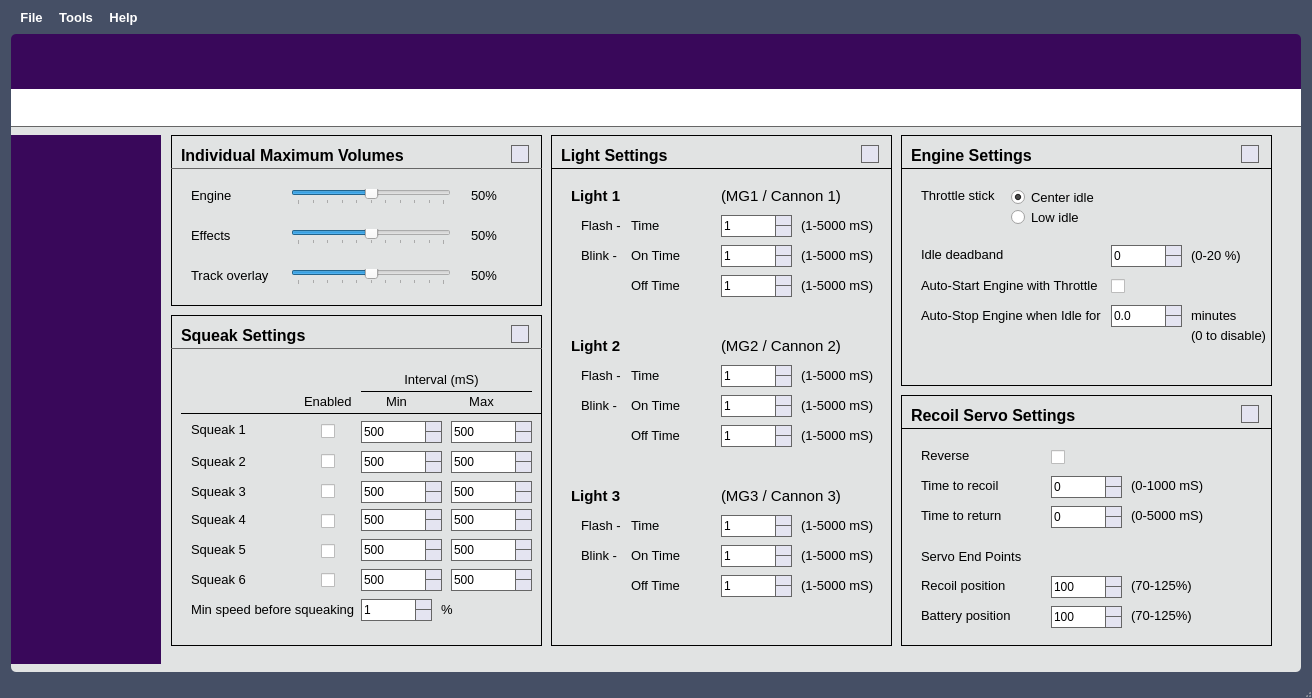
First picture: the form in mainwindow.ui, repository OpenPanzerProject/INICreator, before the edit.
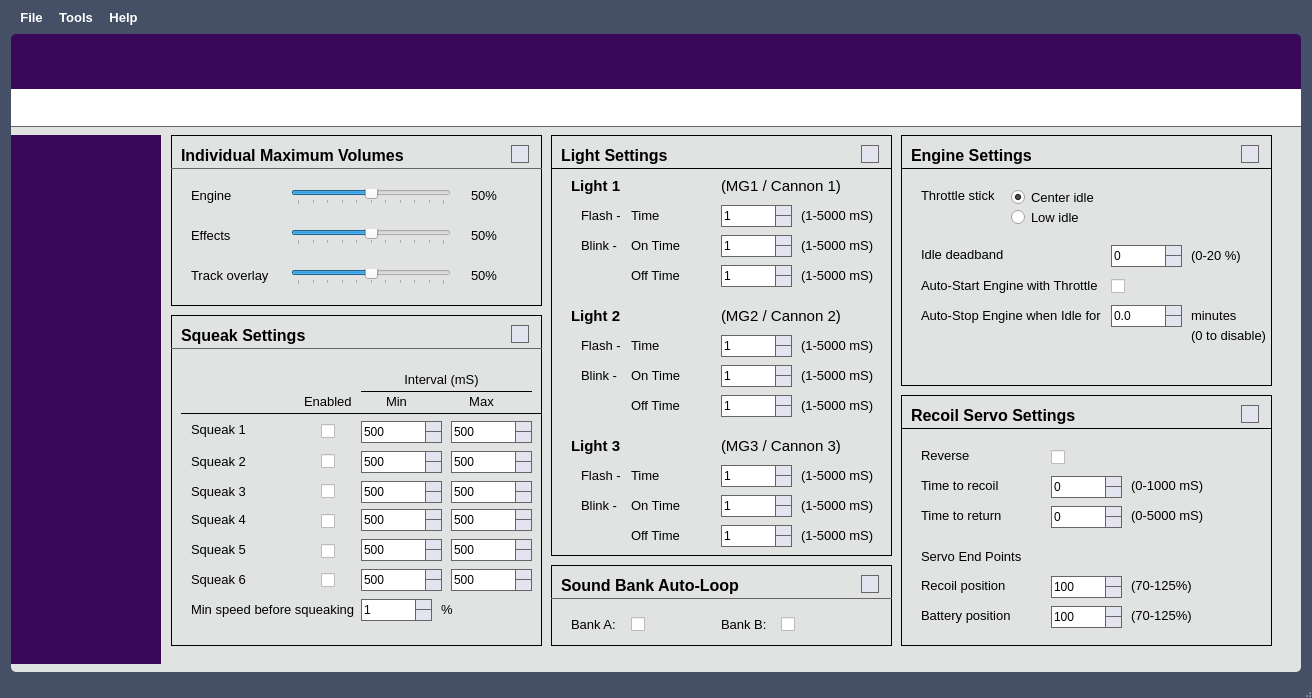
Second picture: the form after the edit. Icons and pictures are not drawn. Custom widgets are drawn as their Qt base class.

Commit message: Add sound-bank functionality - two banks of 20 sounds that can be manipulated like a playlist (play next, previous, random, etc)

Diff of the .ui file:
```diff
--- a/mainwindow.ui
+++ b/mainwindow.ui
@@ -3726,7 +3726,7 @@
                   <x>390</x>
                   <y>0</y>
                   <width>341</width>
-                  <height>511</height>
+                  <height>421</height>
                  </rect>
                 </property>
                 <property name="frameShape">
@@ -3739,7 +3739,7 @@
                  <property name="geometry">
                   <rect>
                    <x>250</x>
-                   <y>230</y>
+                   <y>200</y>
                    <width>81</width>
                    <height>21</height>
                   </rect>
@@ -3757,7 +3757,7 @@
                  <property name="geometry">
                   <rect>
                    <x>250</x>
-                   <y>260</y>
+                   <y>230</y>
                    <width>81</width>
                    <height>21</height>
                   </rect>
@@ -3775,7 +3775,7 @@
                  <property name="geometry">
                   <rect>
                    <x>250</x>
-                   <y>140</y>
+                   <y>130</y>
                    <width>81</width>
                    <height>21</height>
                   </rect>
@@ -3793,7 +3793,7 @@
                  <property name="geometry">
                   <rect>
                    <x>250</x>
-                   <y>290</y>
+                   <y>260</y>
                    <width>81</width>
                    <height>21</height>
                   </rect>
@@ -3811,7 +3811,7 @@
                  <property name="geometry">
                   <rect>
                    <x>20</x>
-                   <y>200</y>
+                   <y>170</y>
                    <width>81</width>
                    <height>21</height>
                   </rect>
@@ -3831,7 +3831,7 @@
                  <property name="geometry">
                   <rect>
                    <x>80</x>
-                   <y>80</y>
+                   <y>70</y>
                    <width>61</width>
                    <height>21</height>
                   </rect>
@@ -3850,7 +3850,7 @@
                  <property name="geometry">
                   <rect>
                    <x>80</x>
-                   <y>140</y>
+                   <y>130</y>
                    <width>61</width>
                    <height>21</height>
                   </rect>
@@ -3868,7 +3868,7 @@
                  <property name="geometry">
                   <rect>
                    <x>30</x>
-                   <y>110</y>
+                   <y>100</y>
                    <width>51</width>
                    <height>21</height>
                   </rect>
@@ -3888,7 +3888,7 @@
                  <property name="geometry">
                   <rect>
                    <x>80</x>
-                   <y>110</y>
+                   <y>100</y>
                    <width>61</width>
                    <height>21</height>
                   </rect>
@@ -3907,7 +3907,7 @@
                  <property name="geometry">
                   <rect>
                    <x>20</x>
-                   <y>50</y>
+                   <y>40</y>
                    <width>81</width>
                    <height>21</height>
                   </rect>
@@ -3927,7 +3927,7 @@
                  <property name="geometry">
                   <rect>
                    <x>170</x>
-                   <y>230</y>
+                   <y>200</y>
                    <width>71</width>
                    <height>22</height>
                   </rect>
@@ -3943,7 +3943,7 @@
                  <property name="geometry">
                   <rect>
                    <x>170</x>
-                   <y>140</y>
+                   <y>130</y>
                    <width>71</width>
                    <height>22</height>
                   </rect>
@@ -3959,7 +3959,7 @@
                  <property name="geometry">
                   <rect>
                    <x>250</x>
-                   <y>110</y>
+                   <y>100</y>
                    <width>81</width>
                    <height>21</height>
                   </rect>
@@ -3977,7 +3977,7 @@
                  <property name="geometry">
                   <rect>
                    <x>80</x>
-                   <y>260</y>
+                   <y>230</y>
                    <width>61</width>
                    <height>21</height>
                   </rect>
@@ -3996,7 +3996,7 @@
                  <property name="geometry">
                   <rect>
                    <x>30</x>
-                   <y>230</y>
+                   <y>200</y>
                    <width>51</width>
                    <height>21</height>
                   </rect>
@@ -4016,7 +4016,7 @@
                  <property name="geometry">
                   <rect>
                    <x>250</x>
-                   <y>80</y>
+                   <y>70</y>
                    <width>81</width>
                    <height>21</height>
                   </rect>
@@ -4034,7 +4034,7 @@
                  <property name="geometry">
                   <rect>
                    <x>80</x>
-                   <y>230</y>
+                   <y>200</y>
                    <width>61</width>
                    <height>21</height>
                   </rect>
@@ -4053,7 +4053,7 @@
                  <property name="geometry">
                   <rect>
                    <x>30</x>
-                   <y>260</y>
+                   <y>230</y>
                    <width>51</width>
                    <height>21</height>
                   </rect>
@@ -4073,7 +4073,7 @@
                  <property name="geometry">
                   <rect>
                    <x>80</x>
-                   <y>290</y>
+                   <y>260</y>
                    <width>61</width>
                    <height>21</height>
                   </rect>
@@ -4091,7 +4091,7 @@
                  <property name="geometry">
                   <rect>
                    <x>170</x>
-                   <y>260</y>
+                   <y>230</y>
                    <width>71</width>
                    <height>22</height>
                   </rect>
@@ -4107,7 +4107,7 @@
                  <property name="geometry">
                   <rect>
                    <x>30</x>
-                   <y>80</y>
+                   <y>70</y>
                    <width>51</width>
                    <height>21</height>
                   </rect>
@@ -4127,7 +4127,7 @@
                  <property name="geometry">
                   <rect>
                    <x>170</x>
-                   <y>290</y>
+                   <y>260</y>
                    <width>71</width>
                    <height>22</height>
                   </rect>
@@ -4143,7 +4143,7 @@
                  <property name="geometry">
                   <rect>
                    <x>170</x>
-                   <y>80</y>
+                   <y>70</y>
                    <width>71</width>
                    <height>22</height>
                   </rect>
@@ -4159,7 +4159,7 @@
                  <property name="geometry">
                   <rect>
                    <x>170</x>
-                   <y>110</y>
+                   <y>100</y>
                    <width>71</width>
                    <height>22</height>
                   </rect>
@@ -4230,7 +4230,7 @@
                  <property name="geometry">
                   <rect>
                    <x>170</x>
-                   <y>50</y>
+                   <y>40</y>
                    <width>131</width>
                    <height>21</height>
                   </rect>
@@ -4250,7 +4250,7 @@
                  <property name="geometry">
                   <rect>
                    <x>170</x>
-                   <y>200</y>
+                   <y>170</y>
                    <width>131</width>
                    <height>21</height>
                   </rect>
@@ -4270,7 +4270,7 @@
                  <property name="geometry">
                   <rect>
                    <x>80</x>
-                   <y>410</y>
+                   <y>360</y>
                    <width>61</width>
                    <height>21</height>
                   </rect>
@@ -4289,7 +4289,7 @@
                  <property name="geometry">
                   <rect>
                    <x>170</x>
-                   <y>440</y>
+                   <y>390</y>
                    <width>71</width>
                    <height>22</height>
                   </rect>
@@ -4305,7 +4305,7 @@
                  <property name="geometry">
                   <rect>
                    <x>170</x>
-                   <y>350</y>
+                   <y>300</y>
                    <width>131</width>
                    <height>21</height>
                   </rect>
@@ -4325,7 +4325,7 @@
                  <property name="geometry">
                   <rect>
                    <x>250</x>
-                   <y>440</y>
+                   <y>390</y>
                    <width>81</width>
                    <height>21</height>
                   </rect>
@@ -4343,7 +4343,7 @@
                  <property name="geometry">
                   <rect>
                    <x>250</x>
-                   <y>380</y>
+                   <y>330</y>
                    <width>81</width>
                    <height>21</height>
                   </rect>
@@ -4361,7 +4361,7 @@
                  <property name="geometry">
                   <rect>
                    <x>20</x>
-                   <y>350</y>
+                   <y>300</y>
                    <width>81</width>
                    <height>21</height>
                   </rect>
@@ -4381,7 +4381,7 @@
                  <property name="geometry">
                   <rect>
                    <x>250</x>
-                   <y>410</y>
+                   <y>360</y>
                    <width>81</width>
                    <height>21</height>
                   </rect>
@@ -4399,7 +4399,7 @@
                  <property name="geometry">
                   <rect>
                    <x>30</x>
-                   <y>410</y>
+                   <y>360</y>
                    <width>51</width>
                    <height>21</height>
                   </rect>
@@ -4419,7 +4419,7 @@
                  <property name="geometry">
                   <rect>
                    <x>30</x>
-                   <y>380</y>
+                   <y>330</y>
                    <width>51</width>
                    <height>21</height>
                   </rect>
@@ -4439,7 +4439,7 @@
                  <property name="geometry">
                   <rect>
                    <x>170</x>
-                   <y>410</y>
+                   <y>360</y>
                    <width>71</width>
                    <height>22</height>
                   </rect>
@@ -4455,7 +4455,7 @@
                  <property name="geometry">
                   <rect>
                    <x>170</x>
-                   <y>380</y>
+                   <y>330</y>
                    <width>71</width>
                    <height>22</height>
                   </rect>
@@ -4471,7 +4471,7 @@
                  <property name="geometry">
                   <rect>
                    <x>80</x>
-                   <y>440</y>
+                   <y>390</y>
                    <width>61</width>
                    <height>21</height>
                   </rect>
@@ -4489,7 +4489,7 @@
                  <property name="geometry">
                   <rect>
                    <x>80</x>
-                   <y>380</y>
+                   <y>330</y>
                    <width>61</width>
                    <height>21</height>
                   </rect>
@@ -5124,6 +5124,142 @@
                  </property>
                 </widget>
                </widget>
+               <widget class="FrameContent" name="frmSoundBank">
+                <property name="geometry">
+                 <rect>
+                  <x>390</x>
+                  <y>430</y>
+                  <width>341</width>
+                  <height>81</height>
+                 </rect>
+                </property>
+                <property name="frameShape">
+                 <enum>QFrame::Box</enum>
+                </property>
+                <property name="frameShadow">
+                 <enum>QFrame::Plain</enum>
+                </property>
+                <widget class="QFrame" name="frame_45">
+                 <property name="geometry">
+                  <rect>
+                   <x>0</x>
+                   <y>23</y>
+                   <width>341</width>
+                   <height>20</height>
+                  </rect>
+                 </property>
+                 <property name="styleSheet">
+                  <string notr="true">color: #666;</string>
+                 </property>
+                 <property name="frameShape">
+                  <enum>QFrame::HLine</enum>
+                 </property>
+                 <property name="frameShadow">
+                  <enum>QFrame::Plain</enum>
+                 </property>
+                </widget>
+                <widget class="HelpButton" name="hpbSoundBank">
+                 <property name="geometry">
+                  <rect>
+                   <x>310</x>
+                   <y>10</y>
+                   <width>18</width>
+                   <height>18</height>
+                  </rect>
+                 </property>
+                 <property name="maximumSize">
+                  <size>
+                   <width>18</width>
+                   <height>18</height>
+                  </size>
+                 </property>
+                 <property name="text">
+                  <string/>
+                 </property>
+                </widget>
+                <widget class="QLabel" name="label_161">
+                 <property name="geometry">
+                  <rect>
+                   <x>10</x>
+                   <y>10</y>
+                   <width>261</width>
+                   <height>21</height>
+                  </rect>
+                 </property>
+                 <property name="font">
+                  <font>
+                   <pointsize>12</pointsize>
+                   <weight>75</weight>
+                   <bold>true</bold>
+                  </font>
+                 </property>
+                 <property name="text">
+                  <string>Sound Bank Auto-Loop</string>
+                 </property>
+                </widget>
+                <widget class="QLabel" name="label_168">
+                 <property name="geometry">
+                  <rect>
+                   <x>20</x>
+                   <y>49</y>
+                   <width>61</width>
+                   <height>21</height>
+                  </rect>
+                 </property>
+                 <property name="font">
+                  <font>
+                   <pointsize>10</pointsize>
+                  </font>
+                 </property>
+                 <property name="text">
+                  <string>Bank A:</string>
+                 </property>
+                </widget>
+                <widget class="QLabel" name="label_170">
+                 <property name="geometry">
+                  <rect>
+                   <x>170</x>
+                   <y>49</y>
+                   <width>121</width>
+                   <height>21</height>
+                  </rect>
+                 </property>
+                 <property name="font">
+                  <font>
+                   <pointsize>10</pointsize>
+                  </font>
+                 </property>
+                 <property name="text">
+                  <string>Bank B:</string>
+                 </property>
+                </widget>
+                <widget class="QCheckBox" name="chkSBALoop">
+                 <property name="geometry">
+                  <rect>
+                   <x>80</x>
+                   <y>50</y>
+                   <width>21</width>
+                   <height>18</height>
+                  </rect>
+                 </property>
+                 <property name="text">
+                  <string/>
+                 </property>
+                </widget>
+                <widget class="QCheckBox" name="chkSBBLoop">
+                 <property name="geometry">
+                  <rect>
+                   <x>230</x>
+                   <y>50</y>
+                   <width>21</width>
+                   <height>18</height>
+                  </rect>
+                 </property>
+                 <property name="text">
+                  <string/>
+                 </property>
+                </widget>
+               </widget>
               </widget>
               <widget class="QWidget" name="pgFirmware">
                <widget class="FrameContent" name="frmFlash">
```
The commit also changes 16 other files.
